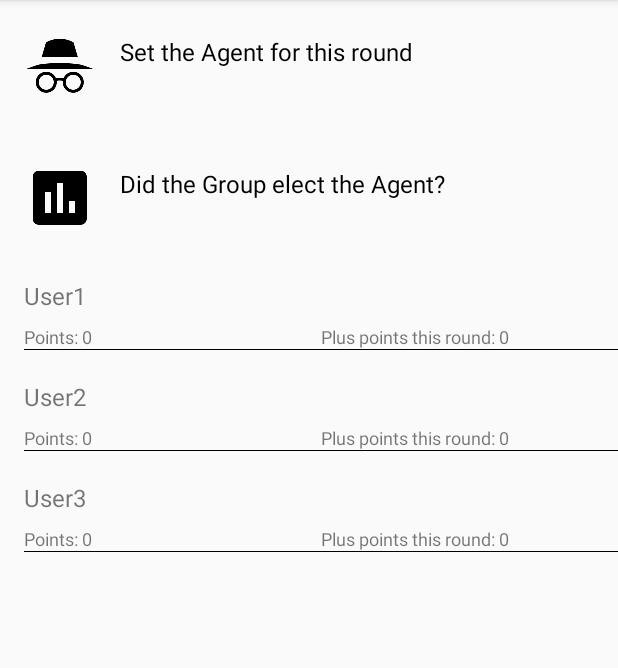
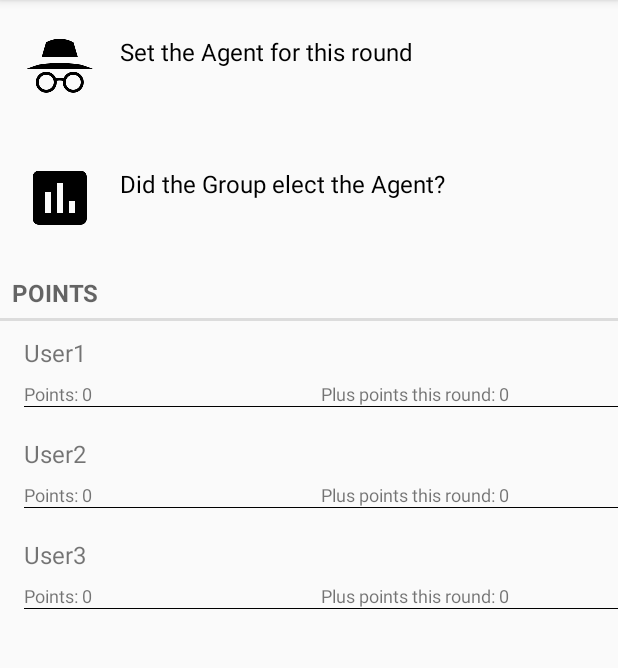
Before and after one commit to BOHverkill/PointsUndercover, an Android app: the PointsActivity screen opened directly, with no data from a screen before it, on a phone screen of 412 x 824 dp, the part 84-752 px from its top. Run offline under Robolectric (Android 15) with nearby library versions, the phone set to English and light mode, and no system bars; our stand-ins replace ButterKnife.

Commit message:
[Fix] Add separator to PointsActivity
Use the same seperator as the MainActivity above the RecyclerView.

```diff
--- a/app/src/main/res/layout/activity_points.xml
+++ b/app/src/main/res/layout/activity_points.xml
@@ -183,6 +183,17 @@
                     android:textSize="16sp" />
             </LinearLayout>
 
+            <TextView
+                android:id="@+id/header_separator"
+                style="?android:attr/listSeparatorTextViewStyle"
+
+                android:layout_width="match_parent"
+                android:layout_height="38dp"
+                android:gravity="center_vertical"
+                android:paddingLeft="12dp"
+                android:paddingRight="12dp"
+                android:text="@string/points_user_list"
+                android:textSize="16sp" />
 
             <android.support.design.widget.CoordinatorLayout xmlns:android="http://schemas.android.com/apk/res/android"
                 xmlns:app="http://schemas.android.com/apk/res-auto"
--- a/app/src/main/res/values/strings.xml
+++ b/app/src/main/res/values/strings.xml
@@ -31,4 +31,5 @@
     <string name="group">Group</string>
     <string name="agent_stop_header">Did the agent pick the right place?</string>
     <string name="stop_image_desc">Stop Icon</string>
+    <string name="points_user_list">Points</string>
 </resources>
```
